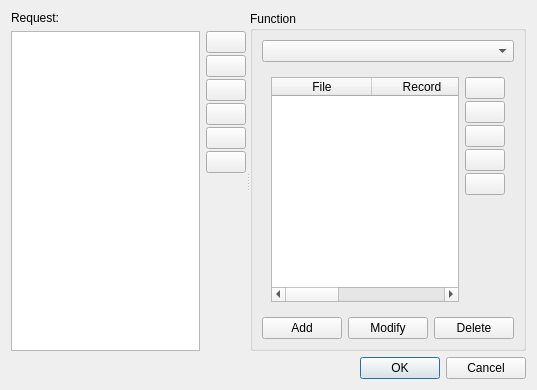
Before: the Qt Designer form src/client/gui/scanner/client_dialogscannerrequest.ui in pipichen-rgb/ModbusTools-2025, drawn with Qt 5.
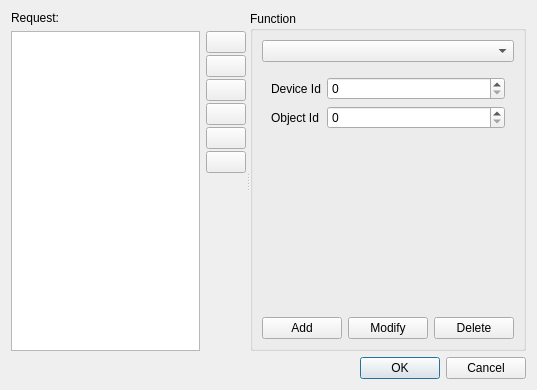
After: the same form once the commit is applied. Icons and pictures are not drawn.

Commit message: Add client scanner support for FC43/14

The edit to the form file:
```diff
--- a/src/client/gui/scanner/client_dialogscannerrequest.ui
+++ b/src/client/gui/scanner/client_dialogscannerrequest.ui
@@ -188,7 +188,7 @@
        <item>
         <widget class="QStackedWidget" name="swFuncParams">
          <property name="currentIndex">
-          <number>4</number>
+          <number>5</number>
          </property>
          <widget class="QWidget" name="pgEmpty"/>
          <widget class="QWidget" name="pgOffset">
@@ -404,6 +404,30 @@
            </item>
           </layout>
          </widget>
+         <widget class="QWidget" name="pgReadDeviceId">
+          <layout class="QFormLayout" name="formLayout_3">
+           <item row="0" column="0">
+            <widget class="QLabel" name="label_5">
+             <property name="text">
+              <string>Device Id</string>
+             </property>
+            </widget>
+           </item>
+           <item row="0" column="1">
+            <widget class="QSpinBox" name="spDeviceId"/>
+           </item>
+           <item row="1" column="0">
+            <widget class="QLabel" name="label_6">
+             <property name="text">
+              <string>Object Id</string>
+             </property>
+            </widget>
+           </item>
+           <item row="1" column="1">
+            <widget class="QSpinBox" name="spObjectId"/>
+           </item>
+          </layout>
+         </widget>
         </widget>
        </item>
        <item>
```
The commit also changes 4 other files.
